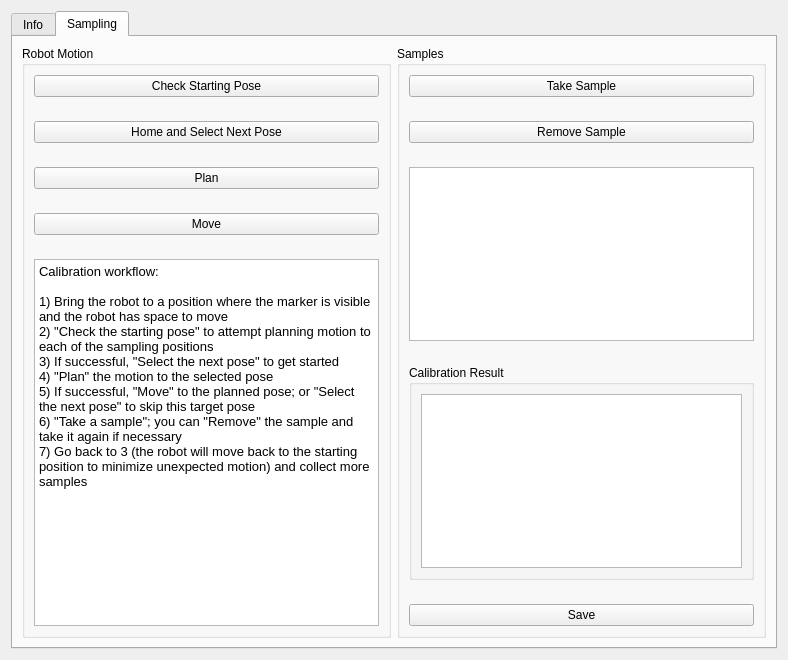
Qt form easy_handeye_rviz_plugins/src/calibration_panel.ui (houjiawei11/easy_handeye) before a commit.
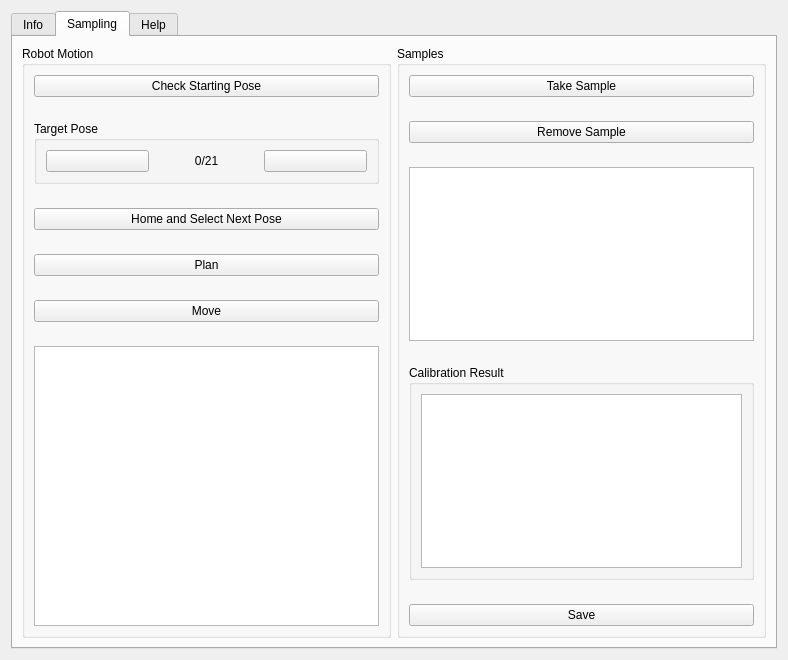
The same form after that commit. Icons and pictures are not drawn.

Commit message: Working on RViz panel for calibration and robot movement

```diff
--- a/easy_handeye_rviz_plugins/src/calibration_panel.ui
+++ b/easy_handeye_rviz_plugins/src/calibration_panel.ui
@@ -151,6 +151,45 @@
             </property>
            </widget>
           </item>
+          <item>
+           <widget class="QGroupBox" name="groupBox_3">
+            <property name="title">
+             <string>Target Pose</string>
+            </property>
+            <layout class="QHBoxLayout" name="horizontalLayout_3">
+             <item>
+              <widget class="QPushButton" name="pushButtonPosePrevious">
+               <property name="text">
+                <string/>
+               </property>
+               <property name="icon">
+                <iconset theme="arrow-left"/>
+               </property>
+              </widget>
+             </item>
+             <item>
+              <widget class="QLabel" name="labelPose">
+               <property name="text">
+                <string>0/21</string>
+               </property>
+               <property name="alignment">
+                <set>Qt::AlignCenter</set>
+               </property>
+              </widget>
+             </item>
+             <item>
+              <widget class="QPushButton" name="pushButtonPoseNext">
+               <property name="text">
+                <string/>
+               </property>
+               <property name="icon">
+                <iconset theme="arrow-right"/>
+               </property>
+              </widget>
+             </item>
+            </layout>
+           </widget>
+          </item>
           <item>
            <widget class="QPushButton" name="nextPoseButton">
             <property name="text">
@@ -185,23 +224,7 @@
            </widget>
           </item>
           <item>
-           <widget class="QTextEdit" name="textEdit">
-            <property name="html">
-             <string>&lt;!DOCTYPE HTML PUBLIC &quot;-//W3C//DTD HTML 4.0//EN&quot; &quot;http://www.w3.org/TR/REC-html40/strict.dtd&quot;&gt;
-&lt;html&gt;&lt;head&gt;&lt;meta name=&quot;qrichtext&quot; content=&quot;1&quot; /&gt;&lt;style type=&quot;text/css&quot;&gt;
-p, li { white-space: pre-wrap; }
-&lt;/style&gt;&lt;/head&gt;&lt;body style=&quot; font-family:'Noto Sans'; font-size:10pt; font-weight:400; font-style:normal;&quot;&gt;
-&lt;p style=&quot; margin-top:0px; margin-bottom:0px; margin-left:0px; margin-right:0px; -qt-block-indent:0; text-indent:0px;&quot;&gt;Calibration workflow:&lt;/p&gt;
-&lt;p style=&quot;-qt-paragraph-type:empty; margin-top:0px; margin-bottom:0px; margin-left:0px; margin-right:0px; -qt-block-indent:0; text-indent:0px;&quot;&gt;&lt;br /&gt;&lt;/p&gt;
-&lt;p style=&quot; margin-top:0px; margin-bottom:0px; margin-left:0px; margin-right:0px; -qt-block-indent:0; text-indent:0px;&quot;&gt;1) Bring the robot to a position where the marker is visible and the robot has space to move&lt;/p&gt;
-&lt;p style=&quot; margin-top:0px; margin-bottom:0px; margin-left:0px; margin-right:0px; -qt-block-indent:0; text-indent:0px;&quot;&gt;2) &amp;quot;Check the starting pose&amp;quot; to attempt planning motion to each of the sampling positions&lt;/p&gt;
-&lt;p style=&quot; margin-top:0px; margin-bottom:0px; margin-left:0px; margin-right:0px; -qt-block-indent:0; text-indent:0px;&quot;&gt;3) If successful, &amp;quot;Select the next pose&amp;quot; to get started&lt;/p&gt;
-&lt;p style=&quot; margin-top:0px; margin-bottom:0px; margin-left:0px; margin-right:0px; -qt-block-indent:0; text-indent:0px;&quot;&gt;4) &amp;quot;Plan&amp;quot; the motion to the selected pose&lt;/p&gt;
-&lt;p style=&quot; margin-top:0px; margin-bottom:0px; margin-left:0px; margin-right:0px; -qt-block-indent:0; text-indent:0px;&quot;&gt;5) If successful, &amp;quot;Move&amp;quot; to the planned pose; or &amp;quot;Select the next pose&amp;quot; to skip this target pose&lt;/p&gt;
-&lt;p style=&quot; margin-top:0px; margin-bottom:0px; margin-left:0px; margin-right:0px; -qt-block-indent:0; text-indent:0px;&quot;&gt;6) &amp;quot;Take a sample&amp;quot;; you can &amp;quot;Remove&amp;quot; the sample and take it again if necessary&lt;/p&gt;
-&lt;p style=&quot; margin-top:0px; margin-bottom:0px; margin-left:0px; margin-right:0px; -qt-block-indent:0; text-indent:0px;&quot;&gt;7) Go back to 3 (the robot will move back to the starting position to minimize unexpected motion) and collect more samples&lt;/p&gt;&lt;/body&gt;&lt;/html&gt;</string>
-            </property>
-           </widget>
+           <widget class="QTextEdit" name="textEditRobotStatus"/>
           </item>
          </layout>
         </widget>
@@ -268,6 +291,38 @@
        </item>
       </layout>
      </widget>
+     <widget class="QWidget" name="tab">
+      <attribute name="title">
+       <string>Help</string>
+      </attribute>
+      <layout class="QHBoxLayout" name="horizontalLayout_2">
+       <item>
+        <widget class="QTextEdit" name="textEdit">
+         <property name="html">
+          <string>&lt;!DOCTYPE HTML PUBLIC &quot;-//W3C//DTD HTML 4.0//EN&quot; &quot;http://www.w3.org/TR/REC-html40/strict.dtd&quot;&gt;
+&lt;html&gt;&lt;head&gt;&lt;meta name=&quot;qrichtext&quot; content=&quot;1&quot; /&gt;&lt;style type=&quot;text/css&quot;&gt;
+p, li { white-space: pre-wrap; }
+&lt;/style&gt;&lt;/head&gt;&lt;body style=&quot; font-family:'Noto Sans'; font-size:10pt; font-weight:400; font-style:normal;&quot;&gt;
+&lt;p style=&quot; margin-top:0px; margin-bottom:0px; margin-left:0px; margin-right:0px; -qt-block-indent:0; text-indent:0px;&quot;&gt;Calibration workflow:&lt;/p&gt;
+&lt;p style=&quot;-qt-paragraph-type:empty; margin-top:0px; margin-bottom:0px; margin-left:0px; margin-right:0px; -qt-block-indent:0; text-indent:0px;&quot;&gt;&lt;br /&gt;&lt;/p&gt;
+&lt;p style=&quot; margin-top:0px; margin-bottom:0px; margin-left:0px; margin-right:0px; -qt-block-indent:0; text-indent:0px;&quot;&gt;1) Bring the robot to a position where the marker is visible and the robot has space to move&lt;/p&gt;
+&lt;p style=&quot;-qt-paragraph-type:empty; margin-top:0px; margin-bottom:0px; margin-left:0px; margin-right:0px; -qt-block-indent:0; text-indent:0px;&quot;&gt;&lt;br /&gt;&lt;/p&gt;
+&lt;p style=&quot; margin-top:0px; margin-bottom:0px; margin-left:0px; margin-right:0px; -qt-block-indent:0; text-indent:0px;&quot;&gt;2) &amp;quot;Check the starting pose&amp;quot; to attempt planning motion to each of the sampling positions&lt;/p&gt;
+&lt;p style=&quot;-qt-paragraph-type:empty; margin-top:0px; margin-bottom:0px; margin-left:0px; margin-right:0px; -qt-block-indent:0; text-indent:0px;&quot;&gt;&lt;br /&gt;&lt;/p&gt;
+&lt;p style=&quot; margin-top:0px; margin-bottom:0px; margin-left:0px; margin-right:0px; -qt-block-indent:0; text-indent:0px;&quot;&gt;3) If successful, &amp;quot;Select the next pose&amp;quot; to get started&lt;/p&gt;
+&lt;p style=&quot;-qt-paragraph-type:empty; margin-top:0px; margin-bottom:0px; margin-left:0px; margin-right:0px; -qt-block-indent:0; text-indent:0px;&quot;&gt;&lt;br /&gt;&lt;/p&gt;
+&lt;p style=&quot; margin-top:0px; margin-bottom:0px; margin-left:0px; margin-right:0px; -qt-block-indent:0; text-indent:0px;&quot;&gt;4) &amp;quot;Plan&amp;quot; the motion to the selected pose&lt;/p&gt;
+&lt;p style=&quot;-qt-paragraph-type:empty; margin-top:0px; margin-bottom:0px; margin-left:0px; margin-right:0px; -qt-block-indent:0; text-indent:0px;&quot;&gt;&lt;br /&gt;&lt;/p&gt;
+&lt;p style=&quot; margin-top:0px; margin-bottom:0px; margin-left:0px; margin-right:0px; -qt-block-indent:0; text-indent:0px;&quot;&gt;5) If successful, &amp;quot;Move&amp;quot; to the planned pose; or &amp;quot;Select the next pose&amp;quot; to skip this target pose&lt;/p&gt;
+&lt;p style=&quot;-qt-paragraph-type:empty; margin-top:0px; margin-bottom:0px; margin-left:0px; margin-right:0px; -qt-block-indent:0; text-indent:0px;&quot;&gt;&lt;br /&gt;&lt;/p&gt;
+&lt;p style=&quot; margin-top:0px; margin-bottom:0px; margin-left:0px; margin-right:0px; -qt-block-indent:0; text-indent:0px;&quot;&gt;6) &amp;quot;Take a sample&amp;quot;; you can &amp;quot;Remove&amp;quot; the sample and take it again if necessary&lt;/p&gt;
+&lt;p style=&quot;-qt-paragraph-type:empty; margin-top:0px; margin-bottom:0px; margin-left:0px; margin-right:0px; -qt-block-indent:0; text-indent:0px;&quot;&gt;&lt;br /&gt;&lt;/p&gt;
+&lt;p style=&quot; margin-top:0px; margin-bottom:0px; margin-left:0px; margin-right:0px; -qt-block-indent:0; text-indent:0px;&quot;&gt;7) Go back to 3 (the robot will move back to the starting position to minimize unexpected motion) and collect more samples&lt;/p&gt;&lt;/body&gt;&lt;/html&gt;</string>
+         </property>
+        </widget>
+       </item>
+      </layout>
+     </widget>
     </widget>
    </item>
   </layout>
```
The commit also changes 5 other files.
